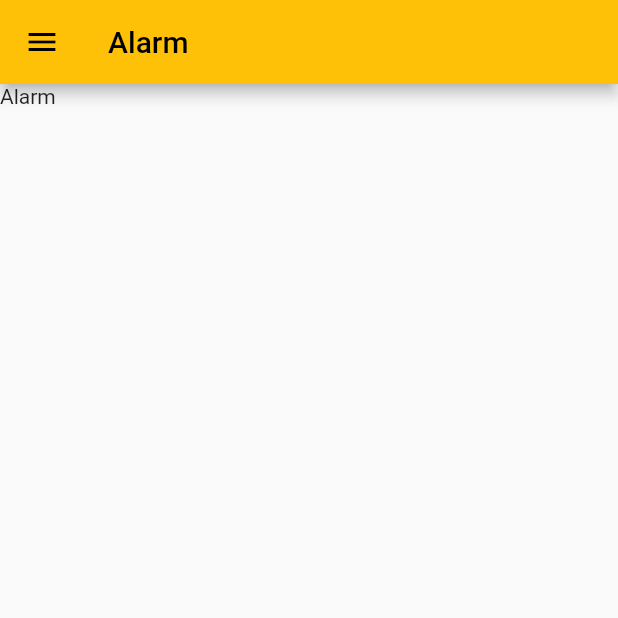
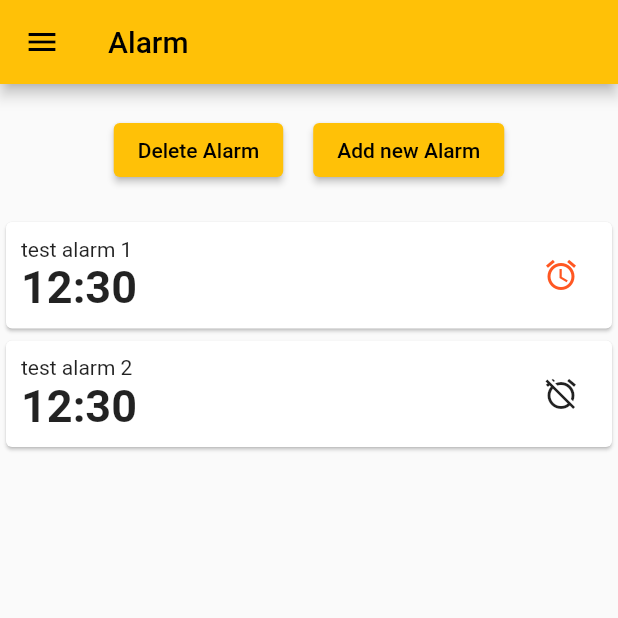
Before and after one commit to CAU-MobileApp-2022/bookmark, a Flutter app: the AlarmPage screen opened by its route, on a phone screen of 412 x 824 dp, the top half of it. Run offline on Flutter 3.47's test engine with Material 2 defaults, Android fonts, the phone set to English and light mode, and no system bars.

Commit message:
set alarm page prototype

```diff
--- a/lib/alarm.dart
+++ b/lib/alarm.dart
@@ -8,16 +8,82 @@ class AlarmPage extends StatefulWidget {
   State<AlarmPage> createState() => _AlarmPageState();
 }
 
+
 class _AlarmPageState extends State<AlarmPage> {
+
+  final alarmInfoList = [
+    AlarmInfo( "test alarm 1", 12, 30, true),
+    AlarmInfo( "test alarm 2", 12, 30, false),
+  ];
+
   @override
   Widget build(BuildContext context) {
-
     return Scaffold(
       appBar: AppBar(
         title: const Text('Alarm'),
       ),
-      body: Container(
-        child: const Text('Alarm'),
+      body: ListView(
+        children: [
+          Container(
+            padding: EdgeInsets.all(20),
+            child: Row(
+              mainAxisAlignment: MainAxisAlignment.center,
+              children: [
+                ElevatedButton(
+                  onPressed: () {},
+                  child: Text('Delete Alarm'),
+                ),
+                SizedBox(width: 20),
+                ElevatedButton(
+                  onPressed: () {
+                    Navigator.pushNamed(context, '/lookupSelection', arguments: {});
+                    },
+                  child: Text('Add new Alarm'),
+                ),
+              ],
+            ),
+          ),
+          ListView.builder(
+            scrollDirection: Axis.vertical,
+            shrinkWrap: true,
+            itemCount: alarmInfoList.length,
+            itemBuilder: (context,index){
+              return Card(
+                child: Padding(
+                  padding: const EdgeInsets.all(10),
+                  child: Row(
+                    mainAxisAlignment: MainAxisAlignment.spaceBetween,
+                    children: <Widget>[
+                      Column(
+                        crossAxisAlignment: CrossAxisAlignment.start,
+                        children: <Widget>[
+                          Text(alarmInfoList[index].name),
+                          Text(
+                            '${alarmInfoList[index].hour.toString()}:${alarmInfoList[index].minute.toString()}',
+                            style: TextStyle(
+                              fontSize: 30,
+                              fontWeight: FontWeight.bold,
+                            ),
+                          ),
+                        ],
+                      ),
+                      IconButton(
+                        icon: alarmInfoList[index].isActive
+                            ? Icon(Icons.alarm, color: Colors.deepOrange)
+                            : Icon(Icons.alarm_off),
+                        onPressed: () {
+                          setState(() {
+                            alarmInfoList[index].isActive = !alarmInfoList[index].isActive;
+                          });
+                        },
+                      )
+                    ],
+                  ),
+                ),
+              );
+            },
+          )
+        ],
       ),
       drawer: Drawer(
           child:SingleChildScrollView(
@@ -32,3 +98,17 @@ class _AlarmPageState extends State<AlarmPage> {
     );
   }
 }
+
+class AlarmInfo {
+  String name;
+  int hour;
+  int minute;
+  bool isActive;
+
+  AlarmInfo (
+    this.name,
+    this.hour,
+    this.minute,
+    this.isActive
+  );
+}
```
